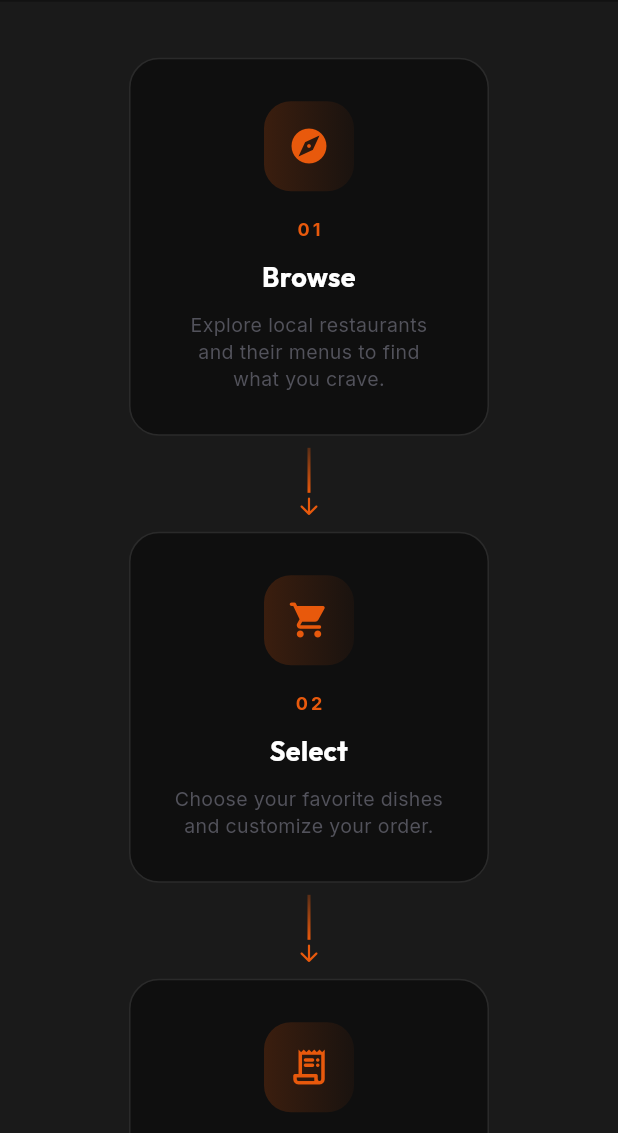
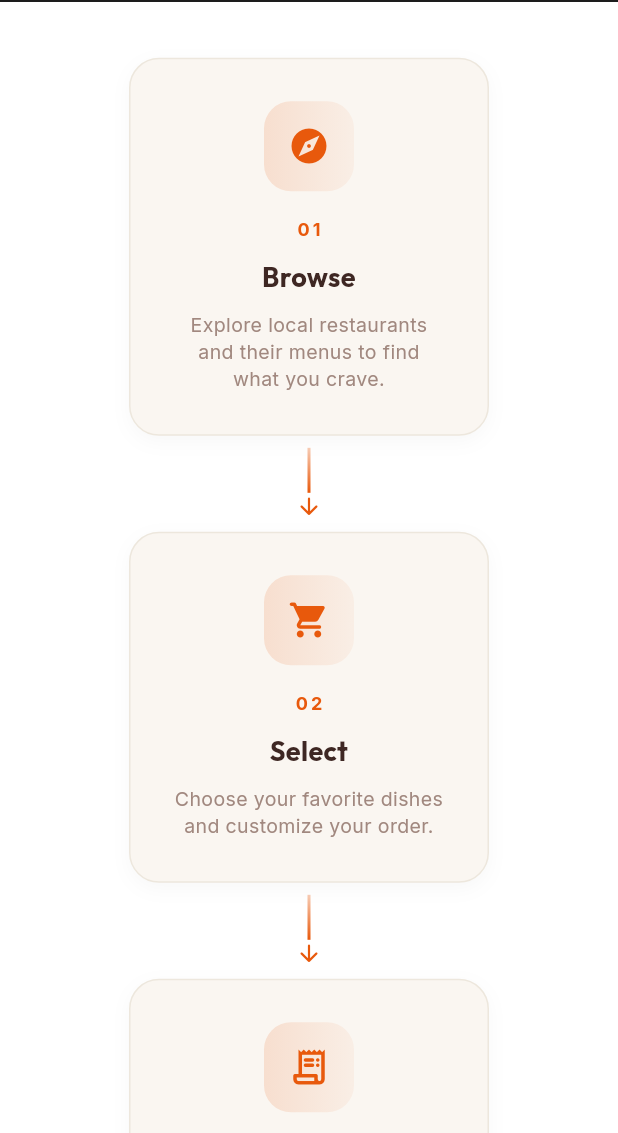
Before and after one commit to Lelitbrenda/nala_foods_web, a Flutter app: the screen it shows after launch, scrolled down 2304 dp, on a phone screen of 412 x 824 dp, the part 103-1236 px from its top. Run offline on Flutter 3.47's test engine with Material 3 defaults, Android fonts, the phone set to English and light mode, and no system bars; our stand-ins replace google_fonts.

Commit message:
fix: color distribution in the app

```diff
--- a/lib/sections/how_it_works.dart
+++ b/lib/sections/how_it_works.dart
@@ -38,14 +38,15 @@ class HowItWorks extends StatelessWidget {
   Widget build(BuildContext context) {
     return Container(
       key: sectionKey,
-      color: AppColors.surface,
+      color: AppColors.lightSurface,
       child: SectionContainer(
         padding: const EdgeInsets.symmetric(vertical: 100, horizontal: 24),
         child: Column(
           children: [
-            const SectionTitle(
+            SectionTitle(
               title: 'How It Works',
               subtitle: 'Getting your favorite food is just four simple steps.',
+              light: true,
             ),
             const SizedBox(height: 56),
             LayoutBuilder(
@@ -113,9 +114,16 @@ class _StepCard extends StatelessWidget {
       constraints: const BoxConstraints(maxWidth: 240),
       padding: const EdgeInsets.all(28),
       decoration: BoxDecoration(
-        color: AppColors.background,
+        color: AppColors.lightBackground,
         borderRadius: BorderRadius.circular(20),
-        border: Border.all(color: AppColors.surfaceBorder),
+        border: Border.all(color: AppColors.lightBorder),
+        boxShadow: [
+          BoxShadow(
+            color: Colors.black.withValues(alpha: 0.03),
+            blurRadius: 10,
+            offset: const Offset(0, 4),
+          ),
+        ],
       ),
       child: Column(
         mainAxisSize: MainAxisSize.min,
@@ -126,7 +134,7 @@ class _StepCard extends StatelessWidget {
             decoration: BoxDecoration(
               gradient: LinearGradient(
                 colors: [
-                  AppColors.primary.withValues(alpha: 0.2),
+                  AppColors.primary.withValues(alpha: 0.15),
                   AppColors.primary.withValues(alpha: 0.05),
                 ],
               ),
@@ -150,7 +158,7 @@ class _StepCard extends StatelessWidget {
             style: GoogleFonts.outfit(
               fontSize: 18,
               fontWeight: FontWeight.bold,
-              color: AppColors.textPrimary,
+              color: AppColors.lightTextPrimary,
             ),
             textAlign: TextAlign.center,
           ),
@@ -159,7 +167,7 @@ class _StepCard extends StatelessWidget {
             step.description,
             style: GoogleFonts.inter(
               fontSize: 13,
-              color: AppColors.textMuted,
+              color: AppColors.lightTextMuted,
               height: 1.4,
             ),
             textAlign: TextAlign.center,
--- a/lib/theme/app_theme.dart
+++ b/lib/theme/app_theme.dart
@@ -29,6 +29,25 @@ class AppColors {
 
   static const Color overlay = Color(0x99000000);
   static const Color glowOrange = Color(0x1AE8590C);
+
+  static const Color lightBackground = Color(0xFFFAF6F1);
+  static const Color lightSurface = Color(0xFFFFFFFF);
+  static const Color lightSurfaceLight = Color(0xFFFFF5F0);
+  static const Color lightBorder = Color(0xFFEDE7DD);
+  static const Color lightTextPrimary = Color(0xFF3E2723);
+  static const Color lightTextSecondary = Color(0xFF6D4C41);
+  static const Color lightTextMuted = Color(0xFFA1887F);
+  static const Color lightTextOnPrimary = Colors.white;
+  static const Color lightPrimarySoft = Color(0xFFFFEDD5);
+
+  static const Color grey = Color(0xFF9E9E9E);
+  static const Color greyLight = Color(0xFFFAFAFA);
+  static const Color grey100 = Color(0xFFF5F5F5);
+  static const Color grey200 = Color(0xFFEEEEEE);
+  static const Color grey300 = Color(0xFFE0E0E0);
+  static const Color grey600 = Color(0xFF757575);
+  static const Color grey700 = Color(0xFF616161);
+  static const Color amber = Color(0xFFFFB300);
 }
 
 class AppTheme {
--- a/lib/widgets/section_container.dart
+++ b/lib/widgets/section_container.dart
@@ -30,16 +30,20 @@ class SectionContainer extends StatelessWidget {
 class SectionTitle extends StatelessWidget {
   final String title;
   final String? subtitle;
+  final bool light;
 
   const SectionTitle({
     super.key,
     required this.title,
     this.subtitle,
+    this.light = false,
   });
 
   @override
   Widget build(BuildContext context) {
     final fontSize = responsiveFontSize(context, 28, 48);
+    final titleColor = light ? AppColors.lightTextPrimary : AppColors.textPrimary;
+    final subtitleColor = light ? AppColors.lightTextSecondary : AppColors.textSecondary;
     return Column(
       children: [
         Text(
@@ -47,7 +51,7 @@ class SectionTitle extends StatelessWidget {
           style: GoogleFonts.outfit(
             fontSize: fontSize,
             fontWeight: FontWeight.bold,
-            color: AppColors.textPrimary,
+            color: titleColor,
             height: 1.1,
           ),
           textAlign: TextAlign.center,
@@ -58,7 +62,7 @@ class SectionTitle extends StatelessWidget {
             subtitle!,
             style: GoogleFonts.inter(
               fontSize: 16,
-              color: AppColors.textSecondary,
+              color: subtitleColor,
               height: 1.6,
             ),
             textAlign: TextAlign.center,
--- a/pubspec.yaml
+++ b/pubspec.yaml
@@ -25,6 +25,7 @@ flutter:
     - assets/Images/
     - assets/logo/
     - assets/screenshots/
+    - assets/mockups/
 
   # An image asset can refer to one or more resolution-specific "variants", see
   # https://flutter.dev/to/resolution-aware-images
```
Also changed, not shown: lib/sections/customer_experience.dart (+32 -16 lines), lib/sections/features_section.dart (+12 -11 lines), lib/sections/hero_section.dart (+54 -109 lines), lib/sections/restaurant_section.dart (+15 -14 lines), lib/sections/screenshots_section.dart (+20 -23 lines), assets/mockups/photo2.png (added).
